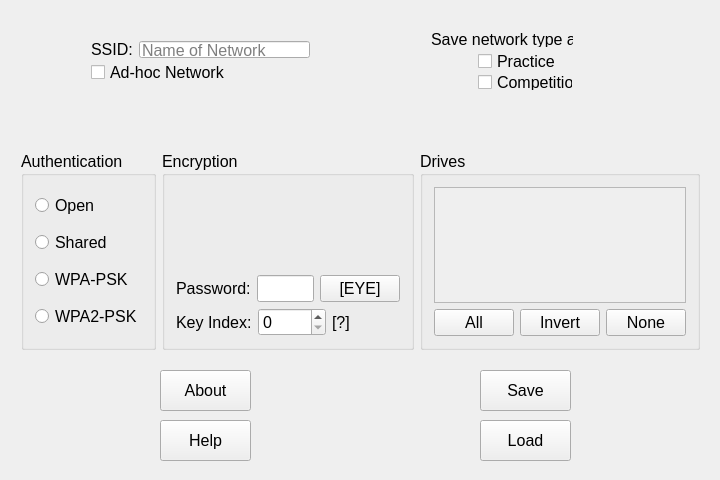
First picture: the form in configwindow.ui, repository OlyCow/drive-configer, before the edit.
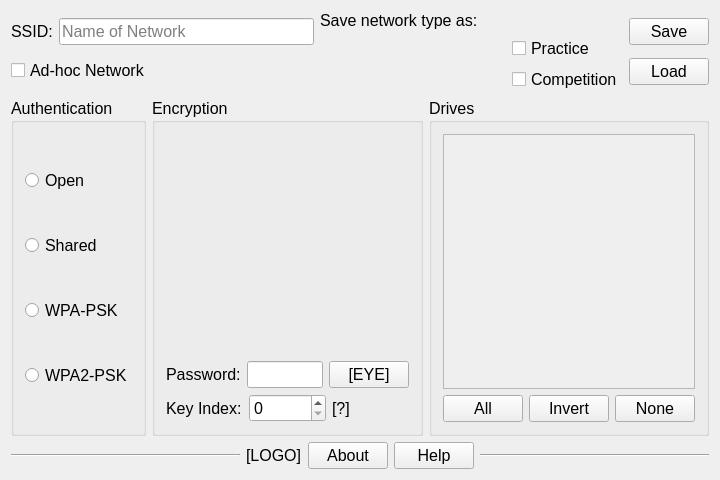
Second picture: the form after the edit.

Commit message: finished most layout

```diff
--- a/configwindow.ui
+++ b/configwindow.ui
@@ -19,15 +19,10 @@
    <string>ConfigWindow</string>
   </property>
   <widget class="QWidget" name="centralWidget">
-   <widget class="QWidget" name="gridLayoutWidget_2">
-    <property name="geometry">
-     <rect>
-      <x>80</x>
-      <y>30</y>
-      <width>241</width>
-      <height>61</height>
-     </rect>
-    </property>
+   <layout class="QVBoxLayout" name="verticalLayout_5">
+    <item>
+     <layout class="QHBoxLayout" name="horizontalLayout_6">
+      <item>
     <layout class="QGridLayout" name="gridLayout_2">
      <item row="0" column="1">
       <widget class="QLineEdit" name="lineEdit">
@@ -54,16 +49,8 @@
       </widget>
      </item>
     </layout>
-   </widget>
-   <widget class="QWidget" name="gridLayoutWidget">
-    <property name="geometry">
-     <rect>
-      <x>420</x>
-      <y>20</y>
-      <width>164</width>
-      <height>81</height>
-     </rect>
-    </property>
+      </item>
+      <item>
     <layout class="QGridLayout" name="gridLayout">
      <item row="1" column="1">
       <widget class="QCheckBox" name="checkBox">
@@ -113,16 +100,28 @@
       </widget>
      </item>
     </layout>
-   </widget>
-   <widget class="QWidget" name="horizontalLayoutWidget_4">
-    <property name="geometry">
-     <rect>
-      <x>10</x>
-      <y>140</y>
-      <width>701</width>
-      <height>221</height>
-     </rect>
-    </property>
+      </item>
+      <item>
+       <layout class="QVBoxLayout" name="verticalLayout_4">
+        <item>
+         <widget class="QPushButton" name="pushButton_5">
+          <property name="text">
+           <string>Save</string>
+          </property>
+         </widget>
+        </item>
+        <item>
+         <widget class="QPushButton" name="pushButton_6">
+          <property name="text">
+           <string>Load</string>
+          </property>
+         </widget>
+        </item>
+       </layout>
+      </item>
+     </layout>
+    </item>
+    <item>
     <layout class="QHBoxLayout" name="horizontalLayout_4">
      <item>
       <widget class="QGroupBox" name="groupBox">
@@ -248,8 +247,8 @@
             <rect>
              <x>0</x>
              <y>0</y>
-             <width>237</width>
-             <height>143</height>
+              <width>252</width>
+              <height>251</height>
             </rect>
            </property>
           </widget>
@@ -284,59 +283,59 @@
       </widget>
      </item>
     </layout>
-   </widget>
-   <widget class="QPushButton" name="pushButton_5">
-    <property name="geometry">
-     <rect>
-      <x>480</x>
-      <y>370</y>
-      <width>91</width>
-      <height>41</height>
-     </rect>
-    </property>
-    <property name="text">
-     <string>Save</string>
-    </property>
-   </widget>
-   <widget class="QPushButton" name="pushButton_6">
-    <property name="geometry">
-     <rect>
-      <x>480</x>
-      <y>420</y>
-      <width>91</width>
-      <height>41</height>
-     </rect>
-    </property>
+    </item>
+    <item>
+     <layout class="QHBoxLayout" name="horizontalLayout_5">
+      <item>
+       <widget class="Line" name="line">
+        <property name="sizePolicy">
+         <sizepolicy hsizetype="Expanding" vsizetype="Fixed">
+          <horstretch>0</horstretch>
+          <verstretch>0</verstretch>
+         </sizepolicy>
+        </property>
+        <property name="orientation">
+         <enum>Qt::Horizontal</enum>
+        </property>
+       </widget>
+      </item>
+      <item>
+       <widget class="QLabel" name="label_6">
     <property name="text">
-     <string>Load</string>
-    </property>
-   </widget>
+         <string>[LOGO]</string>
+        </property>
+       </widget>
+      </item>
+      <item>
    <widget class="QPushButton" name="pushButton_7">
-    <property name="geometry">
-     <rect>
-      <x>160</x>
-      <y>370</y>
-      <width>91</width>
-      <height>41</height>
-     </rect>
-    </property>
     <property name="text">
      <string>About</string>
     </property>
    </widget>
+      </item>
+      <item>
    <widget class="QPushButton" name="pushButton_8">
-    <property name="geometry">
-     <rect>
-      <x>160</x>
-      <y>420</y>
-      <width>91</width>
-      <height>41</height>
-     </rect>
-    </property>
     <property name="text">
      <string>Help</string>
     </property>
    </widget>
+      </item>
+      <item>
+       <widget class="Line" name="line_2">
+        <property name="sizePolicy">
+         <sizepolicy hsizetype="Expanding" vsizetype="Fixed">
+          <horstretch>0</horstretch>
+          <verstretch>0</verstretch>
+         </sizepolicy>
+        </property>
+        <property name="orientation">
+         <enum>Qt::Horizontal</enum>
+        </property>
+       </widget>
+      </item>
+     </layout>
+    </item>
+   </layout>
   </widget>
  </widget>
  <layoutdefault spacing="6" margin="11"/>
```
Lines whose indentation alone changed are shown as unchanged.
